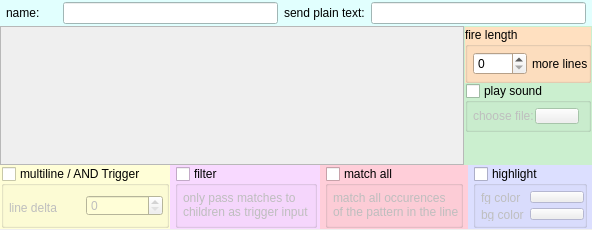
Above: src/ui/triggers_main_area.ui from Mudlet/Mudlet before the change. Below: the same form after it.
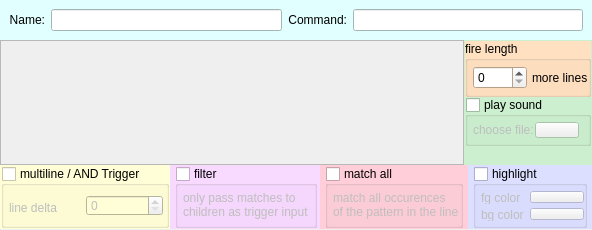
That is the form after the change.

What changed in the file:
```diff
--- a/src/ui/triggers_main_area.ui
+++ b/src/ui/triggers_main_area.ui
@@ -122,45 +122,21 @@
      <property name="autoFillBackground">
       <bool>true</bool>
      </property>
-     <layout class="QHBoxLayout" name="horizontalLayout_5">
-      <property name="spacing">
-       <number>6</number>
-      </property>
-      <property name="leftMargin">
-       <number>6</number>
-      </property>
-      <property name="topMargin">
-       <number>2</number>
-      </property>
-      <property name="rightMargin">
-       <number>6</number>
-      </property>
-      <property name="bottomMargin">
-       <number>2</number>
-      </property>
-      <item>
-       <widget class="QLabel" name="label_4">
-        <property name="minimumSize">
-         <size>
-          <width>51</width>
-          <height>0</height>
-         </size>
-        </property>
-        <property name="maximumSize">
-         <size>
-          <width>51</width>
-          <height>16777215</height>
-         </size>
-        </property>
+     <layout class="QGridLayout" name="gridLayout_top">
+      <item row="0" column="2">
+       <widget class="QLabel" name="label_trigger_command">
         <property name="text">
-         <string>name:</string>
+         <string>Command:</string>
+        </property>
+        <property name="alignment">
+         <set>Qt::AlignRight|Qt::AlignTrailing|Qt::AlignVCenter</set>
         </property>
         <property name="buddy">
          <cstring>lineEdit_trigger_name</cstring>
         </property>
        </widget>
       </item>
-      <item>
+      <item row="0" column="1">
        <widget class="QLineEdit" name="lineEdit_trigger_name">
         <property name="maximumSize">
          <size>
@@ -173,18 +149,33 @@
         </property>
        </widget>
       </item>
-      <item>
-       <widget class="QLabel" name="label_5">
+      <item row="0" column="0">
+       <widget class="QLabel" name="label_trigger_name">
+        <property name="sizePolicy">
+         <sizepolicy hsizetype="Minimum" vsizetype="Preferred">
+          <horstretch>0</horstretch>
+          <verstretch>0</verstretch>
+         </sizepolicy>
+        </property>
+        <property name="maximumSize">
+         <size>
+          <width>51</width>
+          <height>16777215</height>
+         </size>
+        </property>
         <property name="text">
-         <string>send plain text:</string>
+         <string>Name:</string>
+        </property>
+        <property name="alignment">
+         <set>Qt::AlignRight|Qt::AlignTrailing|Qt::AlignVCenter</set>
         </property>
         <property name="buddy">
          <cstring>trigger_command</cstring>
         </property>
        </widget>
       </item>
-      <item>
-       <widget class="QLineEdit" name="trigger_command">
+      <item row="0" column="3">
+       <widget class="QLineEdit" name="lineEdit_trigger_command">
         <property name="minimumSize">
          <size>
           <width>0</width>
@@ -266,8 +257,8 @@
              <rect>
               <x>0</x>
               <y>0</y>
-              <width>483</width>
-              <height>139</height>
+              <width>453</width>
+              <height>125</height>
              </rect>
             </property>
            </widget>
```
Left out of the diff: 12 changed lines with no effect on the pictures.
